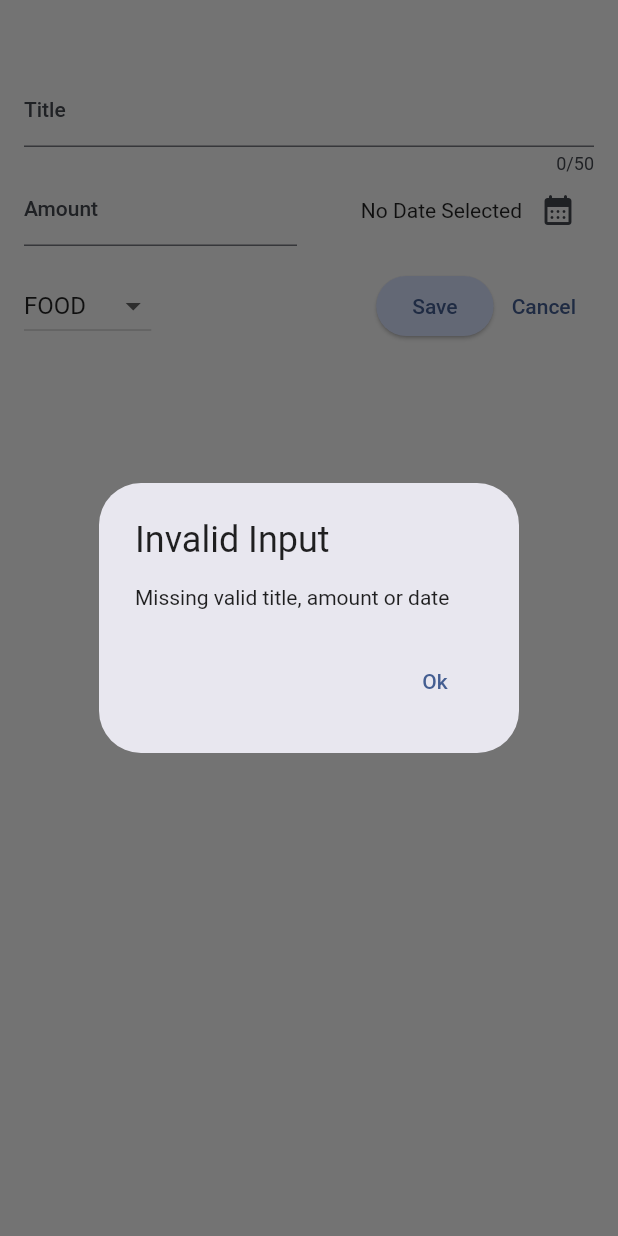
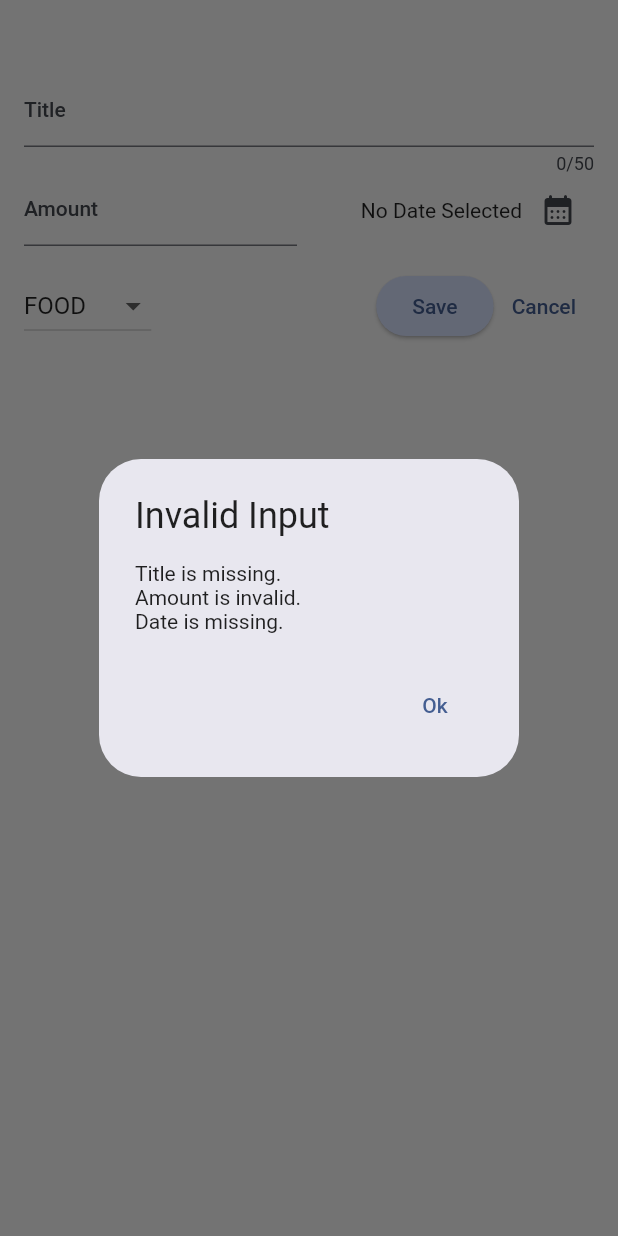
Before and after one commit to Ferskken/expense_tracker, a Flutter app: the NewExpense widget shown alone on an empty page, opened directly with empty values, after a tap on "Save", on a phone screen of 412 x 824 dp. Run offline on Flutter 3.47's test engine with Material 2 defaults, Android fonts, the phone set to English and light mode, and no system bars.

Commit message:
Split error messages in new_expenses dialog popup.

```diff
--- a/lib/widgets/new_expense.dart
+++ b/lib/widgets/new_expense.dart
@@ -40,39 +40,53 @@ class _NewExpenseState extends State<NewExpense> {
 
   void _submitExpenseData() {
     final enteredAmount = double.tryParse(_amountController.text);
-    final amountIsInvalid = enteredAmount == null || enteredAmount <= 0;
-    if (_titleController.text.trim().isEmpty ||
-        amountIsInvalid ||
-        _selectedDate == null) {
+
+    List<String> errorMessages = [];
+
+    if (_titleController.text.trim().isEmpty) {
+      errorMessages.add("Title is missing.");
+    }
+    if (enteredAmount == null || enteredAmount <= 0) {
+      errorMessages.add("Amount is invalid.");
+    }
+    if (_selectedDate == null) {
+      errorMessages.add("Date is missing.");
+    }
+
+    if (errorMessages.isNotEmpty) {
+      _showErrorDialog(errorMessages.join("\n"));
+    } else {
+      widget.onAddExpense(Expense(
+          title: _titleController.text,
+          amount: enteredAmount ?? 0.0,
+          date: _selectedDate!,
+          category: _selectedCategory));
+      Navigator.pop(context);
+    }
+  }
+
+  void _showErrorDialog(String errorMessage) {
     showDialog(
       context: context,
       builder: (cxt) => AlertDialog(
         title: const Text("Invalid Input"),
-          content: const Text("Missing valid title, amount or date"),
+        content: Text(errorMessage),
         actions: [
           TextButton(
             onPressed: () {
               Navigator.pop(cxt);
             },
-                child: const Text("Ok"))
+            child: const Text("Ok"),
+          ),
         ],
       ),
     );
-      return;
-    }
-
-    widget.onAddExpense(Expense(
-        title: _titleController.text,
-        amount: enteredAmount,
-        date: _selectedDate!,
-        category: _selectedCategory));
-    Navigator.pop(context);
   }
 
   @override
   Widget build(BuildContext context) {
     return Padding(
-      padding: EdgeInsets.fromLTRB(16, 50, 16, 16),
+      padding: const EdgeInsets.fromLTRB(16, 50, 16, 16),
       child: Column(
         children: [
           TextField(
```
Also changed, not shown: 1 other file. Lines whose indentation alone changed are shown as unchanged.
